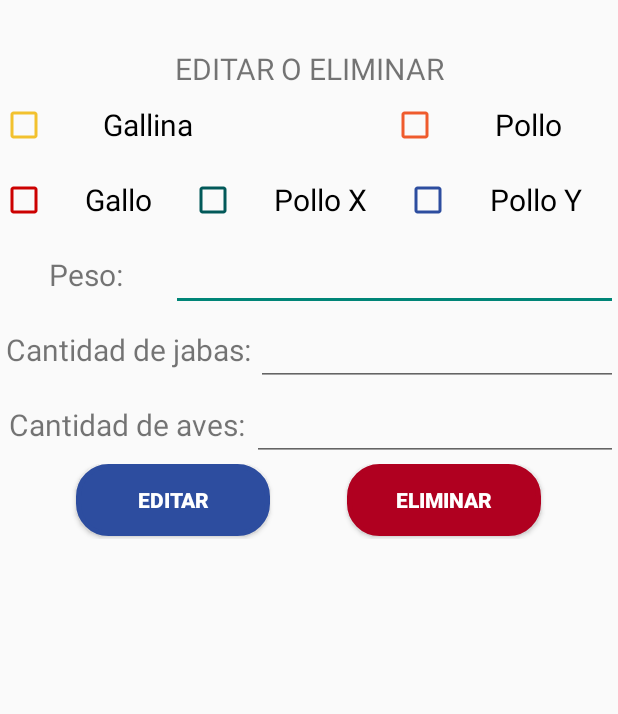
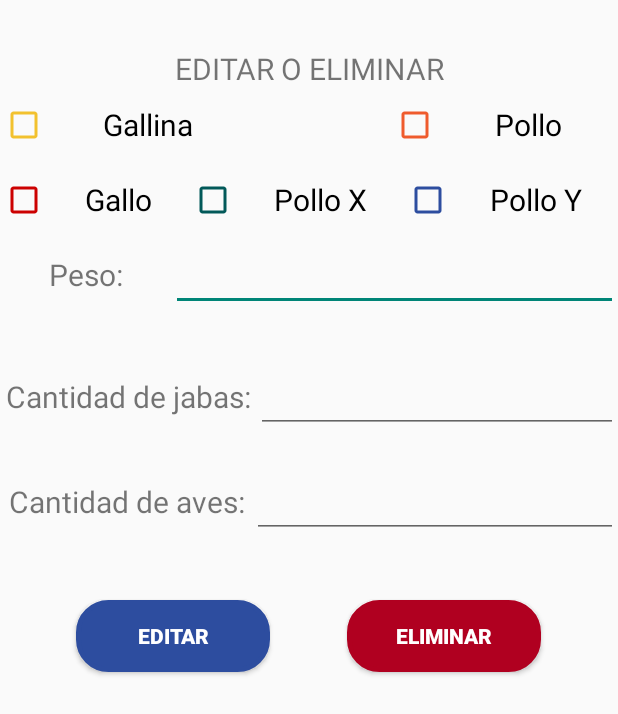
Before and after one commit to CADOTEC/myk, an Android app: the detallepesadalista screen opened directly, with no data from a screen before it, on a phone screen of 412 x 824 dp. Shown: the top 714 px of the screen. Run offline under Robolectric (Android 15) with nearby library versions, the phone set to English and light mode, and no system bars; libraries missing offline, so code that uses them is left out: com.mysql.jdbc; 3 statements that could not run were skipped.

Commit message:
05/01/2022

```diff
--- a/app/src/main/res/layout/activity_detallepesadalista.xml
+++ b/app/src/main/res/layout/activity_detallepesadalista.xml
@@ -101,7 +101,7 @@
 
         <LinearLayout
             android:layout_width="match_parent"
-            android:layout_height="50dp"
+            android:layout_height="70dp"
             android:orientation="horizontal">
 
             <TextView
@@ -128,13 +128,13 @@
 
         <LinearLayout
             android:layout_width="match_parent"
-            android:layout_height="50dp"
+            android:layout_height="70dp"
             android:orientation="horizontal">
 
             <TextView
                 android:id="@+id/textView30"
                 android:layout_width="wrap_content"
-                android:layout_height="wrap_content"
+                android:layout_height="match_parent"
                 android:layout_weight="1"
                 android:gravity="center"
                 android:text="Cantidad de jabas:"
@@ -155,13 +155,13 @@
 
         <LinearLayout
             android:layout_width="match_parent"
-            android:layout_height="50dp"
+            android:layout_height="70dp"
             android:orientation="horizontal">
 
             <TextView
                 android:id="@+id/textView32"
                 android:layout_width="wrap_content"
-                android:layout_height="wrap_content"
+                android:layout_height="match_parent"
                 android:layout_weight="1"
                 android:gravity="center"
                 android:text="Cantidad de aves:"
@@ -182,7 +182,13 @@
 
         <LinearLayout
             android:layout_width="match_parent"
-            android:layout_height="50dp"
+            android:layout_height="20dp"
+            android:orientation="horizontal"></LinearLayout>
+
+        <LinearLayout
+            android:layout_width="match_parent"
+            android:layout_height="70dp"
+            android:gravity="center"
             android:orientation="horizontal">
 
             <LinearLayout
@@ -198,6 +204,7 @@
                 android:layout_weight="1"
                 android:background="@drawable/circulo"
                 android:backgroundTint="@color/ic_launcher_background"
+                android:gravity="center|center_vertical"
                 android:text="EDITAR"
                 android:textColor="@color/white"
                 android:textStyle="bold" />
@@ -215,6 +222,7 @@
                 android:layout_weight="1"
                 android:background="@drawable/circulo"
                 android:backgroundTint="@color/design_default_color_error"
+                android:gravity="center|center_vertical"
                 android:text="ELIMINAR"
                 android:textColor="@color/white"
                 android:textStyle="bold" />
@@ -225,5 +233,6 @@
                 android:layout_weight="1"
                 android:orientation="horizontal"></LinearLayout>
         </LinearLayout>
+
     </LinearLayout>
 </androidx.constraintlayout.widget.ConstraintLayout>
```
Also changed, not shown: app/src/main/java/com/example/myk/detallepesadalista.java (+75 -0 lines), app/src/main/java/com/example/myk/ingresarpedidopro.java (+106 -34 lines).
